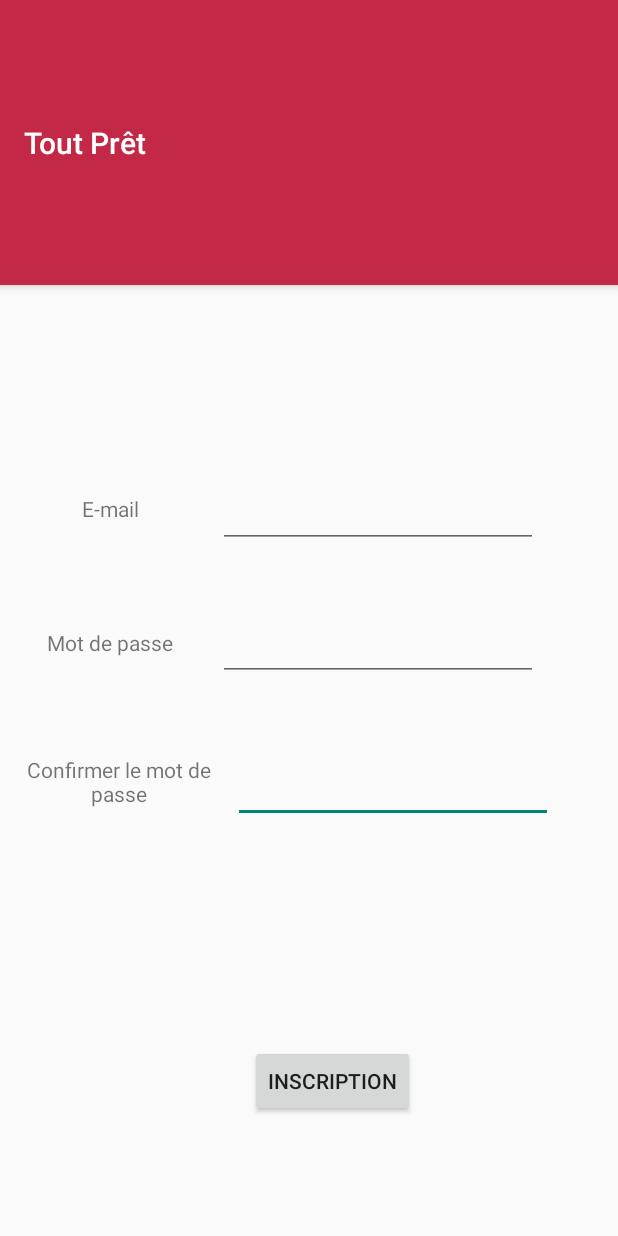
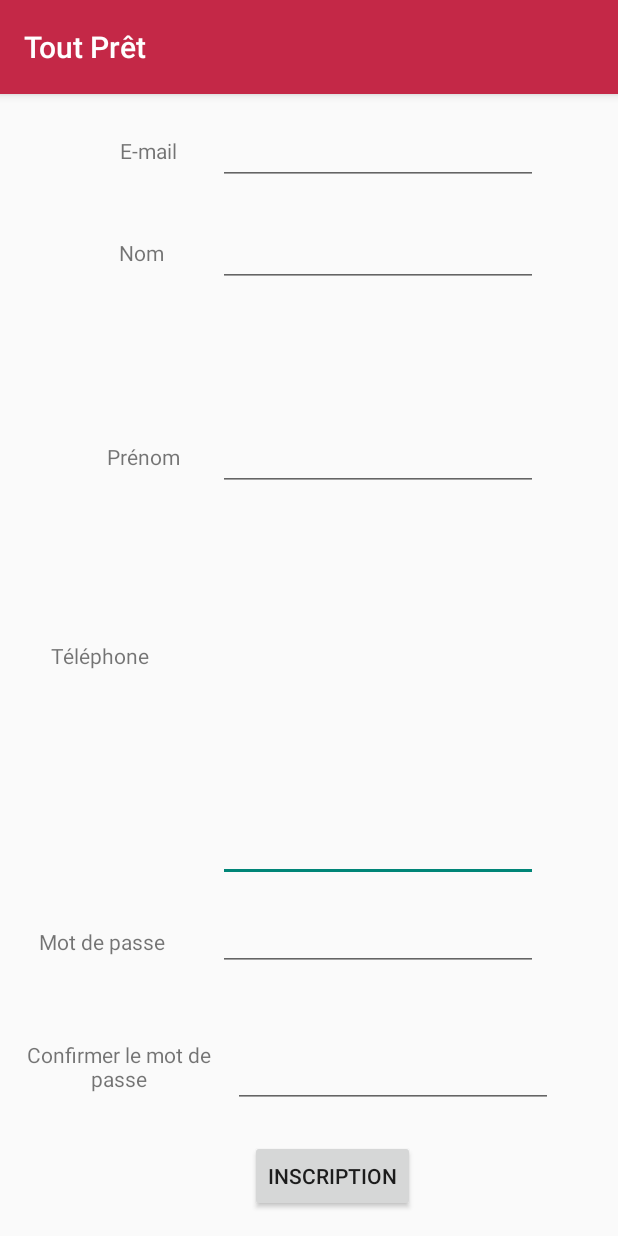
Before and after one commit to Loyth/toutpret, an Android app: the SignUpActivity screen opened directly, with no data from a screen before it, on a phone screen of 412 x 824 dp. Run offline under Robolectric (Android 15) with nearby library versions, the phone set to English and light mode, and no system bars; our stand-ins replace Firebase (no records; nobody signed in at launch, a user with empty details on screens opened directly).

Commit message:
Ajout Inscription BDD Realtime

```diff
--- a/app/build.gradle
+++ b/app/build.gradle
@@ -28,5 +28,8 @@ dependencies {
     androidTestImplementation 'com.android.support.test.espresso:espresso-core:3.0.2'
     implementation 'com.google.firebase:firebase-database:16.0.1'
     implementation 'com.google.firebase:firebase-auth:16.0.4'
-    implementation "com.google.android.gms:play-services-gcm:16.0.0"
+    implementation 'com.google.firebase:firebase-core:16.0.5'
+
+
+
 }
--- a/app/src/main/java/toutpret/isep/com/toutpret/MainActivity.java
+++ b/app/src/main/java/toutpret/isep/com/toutpret/MainActivity.java
@@ -107,13 +107,4 @@ public class MainActivity extends AppCompatActivity {
         mDatabase.getReference("users").addChildEventListener(childEventListener);
     }
 
-    private void writeNewUser(String name, String email) {
-        DatabaseReference usersRef = mDatabase.getReference("users").push();
-
-        User user = new User(name, email);
-
-        usersRef.setValue(user);
-
-        Log.v("bonjour-aurevoir", "User added");
-    }
 }
--- a/app/src/main/java/toutpret/isep/com/toutpret/SignUpActivity.java
+++ b/app/src/main/java/toutpret/isep/com/toutpret/SignUpActivity.java
@@ -8,22 +8,32 @@ import android.support.annotation.NonNull;
 import android.support.v7.app.AppCompatActivity;
 import android.support.v7.widget.Toolbar;
 import android.text.TextUtils;
+import android.util.Log;
 import android.view.View;
 import android.widget.Button;
 import android.widget.EditText;
 import android.widget.Toast;
+
 import com.google.firebase.auth.AuthResult;
 import com.google.firebase.auth.FirebaseAuth;
-
+import com.google.firebase.auth.FirebaseUser;
+import com.google.firebase.database.DatabaseReference;
 
 
 import com.google.android.gms.tasks.OnCompleteListener;
 import com.google.android.gms.tasks.Task;
+import com.google.firebase.database.FirebaseDatabase;
+
+import toutpret.isep.com.toutpret.models.User;
 
 public class SignUpActivity extends AppCompatActivity {
 
-    private EditText inputEmail, inputPassword,inputPasswordConfirmation;
+    private EditText inputEmail, inputPassword, inputPasswordConfirmation, inputPhoneNumber, inputFirstName, inputLastName;
     private FirebaseAuth auth;
+    private String userID;
+
+    private DatabaseReference mDatabase;
+
 
     @Override
     protected void onCreate(Bundle savedInstanceState) {
@@ -31,6 +41,8 @@ public class SignUpActivity extends AppCompatActivity {
         setContentView(R.layout.activity_sign_up);
         Toolbar myToolbar = findViewById(R.id.my_toolbar);
         setSupportActionBar(myToolbar);
+
+        mDatabase = FirebaseDatabase.getInstance().getReference();
 
 
         auth = FirebaseAuth.getInstance();
@@ -41,12 +53,22 @@ public class SignUpActivity extends AppCompatActivity {
         inputPassword = (EditText) findViewById(R.id.text_mdp);
         inputPasswordConfirmation = findViewById(R.id.text_mdp_confirmation);
 
+        inputPhoneNumber = (EditText) findViewById(R.id.text_telephone);
+        inputFirstName = findViewById(R.id.text_prenom);
+        inputLastName = findViewById(R.id.text_nom);
+
+
         button_SignUp.setOnClickListener(new Button.OnClickListener() {
             public void onClick(View v) {
 
-                String email = inputEmail.getText().toString().trim();
+                final String email = inputEmail.getText().toString().trim();
                 String password = inputPassword.getText().toString().trim();
                 String passwordConfirmation = inputPasswordConfirmation.getText().toString().trim();
+
+                final String lastName = inputLastName.getText().toString().trim();
+                final String firstName = inputFirstName.getText().toString().trim();
+                final String phone = inputPhoneNumber.getText().toString().trim();
+
 
                 String emailPattern = "[a-zA-Z0-9._-]+@[a-z]+\\.+[a-z]+";
 
@@ -71,6 +93,17 @@ public class SignUpActivity extends AppCompatActivity {
                     return;
                 }
 
+                if (TextUtils.isEmpty(lastName)) {
+                    Toast.makeText(getApplicationContext(), "Enter password!", Toast.LENGTH_SHORT).show();
+                    return;
+                }
+
+                if (TextUtils.isEmpty(firstName)) {
+                    Toast.makeText(getApplicationContext(), "Enter password!", Toast.LENGTH_SHORT).show();
+                    return;
+                }
+
+
                 if (password.length() < 6) {
                     Toast.makeText(getApplicationContext(), "Password too short, enter minimum 6 characters!", Toast.LENGTH_SHORT).show();
                     return;
@@ -80,22 +113,31 @@ public class SignUpActivity extends AppCompatActivity {
                         .addOnCompleteListener(SignUpActivity.this, new OnCompleteListener<AuthResult>() {
                             @Override
                             public void onComplete(@NonNull Task<AuthResult> task) {
-                                Toast.makeText(SignUpActivity.this, "Your account has been created" , Toast.LENGTH_SHORT).show();
 
                                 if (!task.isSuccessful()) {
                                     Toast.makeText(SignUpActivity.this, "You already have an account with this email",
                                             Toast.LENGTH_SHORT).show();
+                                } else {
+
+                                    userID = auth.getUid();
+
+                                    DatabaseReference mDatabase = FirebaseDatabase.getInstance().getReference("users").push();
+
+
+                                    Log.d("logID", "logID " + userID);
+
+                                    User user = new User(userID, email, firstName, lastName, phone);
+
+                                    mDatabase.setValue(user);
+
+                                    Toast.makeText(SignUpActivity.this, "Your account has been created", Toast.LENGTH_SHORT).show();
                                 }
 
-                                else {
-
-                                    // à modifier par la suite pour se connecter directement
-                                    startActivity(new Intent(SignUpActivity.this, MainActivity.class));
-                                    finish();
-                                }
                             }
                         });
             }
         });
     }
+
+
 }
--- a/app/src/main/java/toutpret/isep/com/toutpret/models/User.java
+++ b/app/src/main/java/toutpret/isep/com/toutpret/models/User.java
@@ -5,15 +5,22 @@ import com.google.firebase.database.IgnoreExtraProperties;
 @IgnoreExtraProperties
 public class User {
 
-    public String username;
+    public String userID;
     public String email;
+    public String firstName;
+    public String lastName;
+    public String phoneNumber;
 
     public User() {
         // Default constructor required for calls to DataSnapshot.getValue(User.class)
     }
 
-    public User(String username, String email) {
-        this.username = username;
+    public User(String userID, String email, String firstName,String lastName, String phone) {
+        this.userID = userID;
         this.email = email;
+        this.firstName = firstName;
+        this.lastName = lastName;
+        this.phoneNumber = phone;
+
     }
 }
--- a/app/src/main/res/layout/activity_sign_up.xml
+++ b/app/src/main/res/layout/activity_sign_up.xml
@@ -8,16 +8,81 @@
     tools:layout_editor_absoluteY="25dp">
 
 
+    <TextView
+        android:id="@+id/textView10"
+        android:layout_width="wrap_content"
+        android:layout_height="wrap_content"
+        android:layout_marginEnd="12dp"
+        android:text="Téléphone"
+        app:layout_constraintBaseline_toBaselineOf="@+id/text_telephone"
+        app:layout_constraintEnd_toStartOf="@+id/text_telephone"
+        app:layout_constraintStart_toStartOf="parent" />
+
+    <EditText
+        android:id="@+id/text_telephone"
+        android:layout_width="wrap_content"
+        android:layout_height="0dp"
+        android:layout_marginTop="221dp"
+        android:layout_marginEnd="19dp"
+        android:layout_marginBottom="220dp"
+        android:ems="10"
+        android:inputType="phone"
+        app:layout_constraintBottom_toBottomOf="@+id/button_Inscription"
+        app:layout_constraintEnd_toEndOf="parent"
+        app:layout_constraintStart_toEndOf="@+id/textView10"
+        app:layout_constraintTop_toBottomOf="@+id/my_toolbar" />
+
+    <TextView
+        android:id="@+id/textView7"
+        android:layout_width="wrap_content"
+        android:layout_height="wrap_content"
+        android:layout_marginEnd="25dp"
+        android:text="Prénom"
+        app:layout_constraintBaseline_toBaselineOf="@+id/text_prenom"
+        app:layout_constraintEnd_toStartOf="@+id/text_prenom" />
+
+    <EditText
+        android:id="@+id/text_prenom"
+        android:layout_width="wrap_content"
+        android:layout_height="48dp"
+        android:layout_marginTop="57dp"
+        android:layout_marginBottom="56dp"
+        android:ems="10"
+        android:inputType="textEmailAddress"
+        app:layout_constraintBottom_toBottomOf="@+id/textView10"
+        app:layout_constraintStart_toStartOf="@+id/text_nom"
+        app:layout_constraintTop_toTopOf="@+id/textView5" />
+
+    <TextView
+        android:id="@+id/textView5"
+        android:layout_width="wrap_content"
+        android:layout_height="wrap_content"
+        android:layout_marginEnd="36dp"
+        android:text="Nom"
+        app:layout_constraintBaseline_toBaselineOf="@+id/text_nom"
+        app:layout_constraintEnd_toStartOf="@+id/text_nom" />
+
+    <EditText
+        android:id="@+id/text_nom"
+        android:layout_width="wrap_content"
+        android:layout_height="47dp"
+        android:layout_marginTop="144dp"
+        android:ems="10"
+        android:inputType="textEmailAddress"
+        app:layout_constraintStart_toStartOf="@+id/text_email"
+        app:layout_constraintTop_toTopOf="parent" />
+
     <EditText
         android:id="@+id/text_mdp_confirmation"
         android:layout_width="wrap_content"
         android:layout_height="wrap_content"
         android:layout_marginEnd="43dp"
+        android:layout_marginBottom="21dp"
         android:ems="10"
         android:inputType="textPassword"
+        app:layout_constraintBottom_toTopOf="@+id/button_Inscription"
         app:layout_constraintEnd_toEndOf="parent"
-        app:layout_constraintStart_toEndOf="@+id/textView6"
-        app:layout_constraintTop_toTopOf="@+id/textView6" />
+        app:layout_constraintStart_toEndOf="@+id/textView6" />
 
     <TextView
         android:id="@+id/textView6"
@@ -31,64 +96,62 @@
         app:layout_constraintBottom_toTopOf="@+id/button_Inscription"
         app:layout_constraintEnd_toStartOf="@+id/text_mdp_confirmation"
         app:layout_constraintStart_toStartOf="parent"
-        app:layout_constraintTop_toBottomOf="@+id/textView4" />
+        app:layout_constraintTop_toTopOf="@+id/text_mdp_confirmation" />
 
     <EditText
         android:id="@+id/text_mdp"
         android:layout_width="wrap_content"
         android:layout_height="wrap_content"
-        android:layout_marginTop="43dp"
-        android:layout_marginEnd="23dp"
+        android:layout_marginTop="14dp"
+        android:layout_marginEnd="27dp"
         android:ems="10"
         android:inputType="textPassword"
         app:layout_constraintEnd_toEndOf="parent"
         app:layout_constraintStart_toEndOf="@+id/textView4"
-        app:layout_constraintTop_toBottomOf="@+id/text_email" />
+        app:layout_constraintTop_toBottomOf="@+id/text_telephone" />
 
     <TextView
         android:id="@+id/textView4"
         android:layout_width="wrap_content"
         android:layout_height="wrap_content"
-        android:layout_marginStart="1dp"
-        android:layout_marginBottom="65dp"
+        android:layout_marginEnd="9dp"
+        android:layout_marginBottom="10dp"
         android:text="Mot de passe"
-        app:layout_constraintBottom_toTopOf="@+id/textView6"
+        app:layout_constraintBottom_toBottomOf="@+id/text_mdp"
         app:layout_constraintEnd_toStartOf="@+id/text_mdp"
-        app:layout_constraintStart_toStartOf="parent"
-        app:layout_constraintTop_toBottomOf="@+id/textView3" />
+        app:layout_constraintStart_toStartOf="parent" />
 
     <TextView
         android:id="@+id/textView3"
         android:layout_width="wrap_content"
         android:layout_height="wrap_content"
-        android:layout_marginStart="1dp"
-        android:layout_marginBottom="70dp"
+        android:layout_marginEnd="27dp"
         android:text="E-mail"
-        app:layout_constraintBottom_toTopOf="@+id/textView4"
-        app:layout_constraintEnd_toStartOf="@+id/text_email"
-        app:layout_constraintStart_toStartOf="parent"
-        app:layout_constraintTop_toBottomOf="@+id/my_toolbar" />
+        app:layout_constraintBaseline_toBaselineOf="@+id/text_email"
+        app:layout_constraintEnd_toStartOf="@+id/text_email" />
 
     <EditText
         android:id="@+id/text_email"
         android:layout_width="wrap_content"
-        android:layout_height="wrap_content"
-        android:layout_marginBottom="53dp"
+        android:layout_height="47dp"
+        android:layout_marginTop="76dp"
+        android:layout_marginBottom="68dp"
         android:ems="10"
         android:inputType="textEmailAddress"
-        app:layout_constraintBottom_toTopOf="@+id/textView4"
-        app:layout_constraintEnd_toEndOf="parent"
-        app:layout_constraintStart_toEndOf="@+id/textView3" />
+        app:layout_constraintBottom_toBottomOf="@+id/text_nom"
+        app:layout_constraintEnd_toEndOf="@+id/text_telephone"
+        app:layout_constraintStart_toStartOf="@+id/text_telephone"
+        app:layout_constraintTop_toTopOf="parent" />
 
     <android.support.v7.widget.Toolbar
         android:id="@+id/my_toolbar"
         android:layout_width="0dp"
         android:layout_height="0dp"
-        android:layout_marginBottom="139dp"
+        android:layout_marginBottom="13dp"
         android:background="@color/colorPrimaryDark"
         android:elevation="4dp"
         android:theme="@style/ThemeOverlay.AppCompat.Dark.ActionBar"
-        app:layout_constraintBottom_toTopOf="@+id/textView3"
+        app:layout_constraintBottom_toTopOf="@+id/text_email"
         app:layout_constraintEnd_toEndOf="parent"
         app:layout_constraintStart_toStartOf="parent"
         app:layout_constraintTop_toTopOf="parent"
@@ -99,10 +162,9 @@
         android:layout_width="wrap_content"
         android:layout_height="wrap_content"
         android:layout_marginStart="11dp"
-        android:layout_marginBottom="79dp"
+        android:layout_marginBottom="16dp"
         android:text="Inscription"
         app:layout_constraintBottom_toBottomOf="parent"
-        app:layout_constraintStart_toStartOf="@+id/text_mdp_confirmation"
-        app:layout_constraintTop_toBottomOf="@+id/textView6" />
+        app:layout_constraintStart_toStartOf="@+id/text_mdp_confirmation" />
 
 </android.support.constraint.ConstraintLayout>
```
